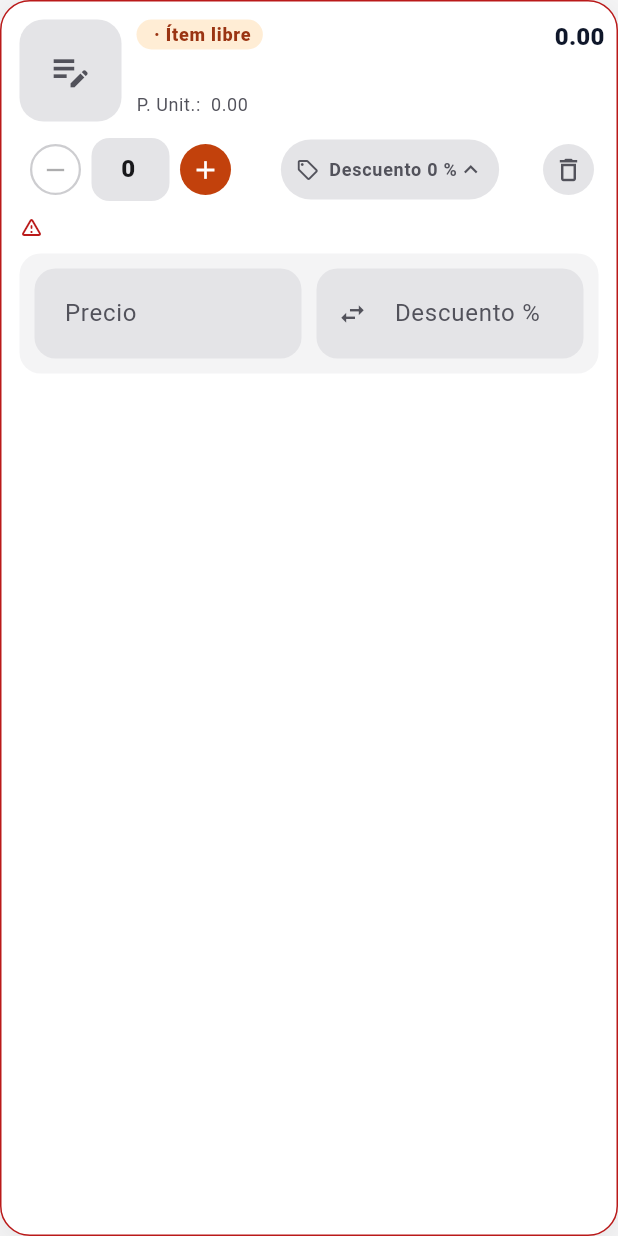
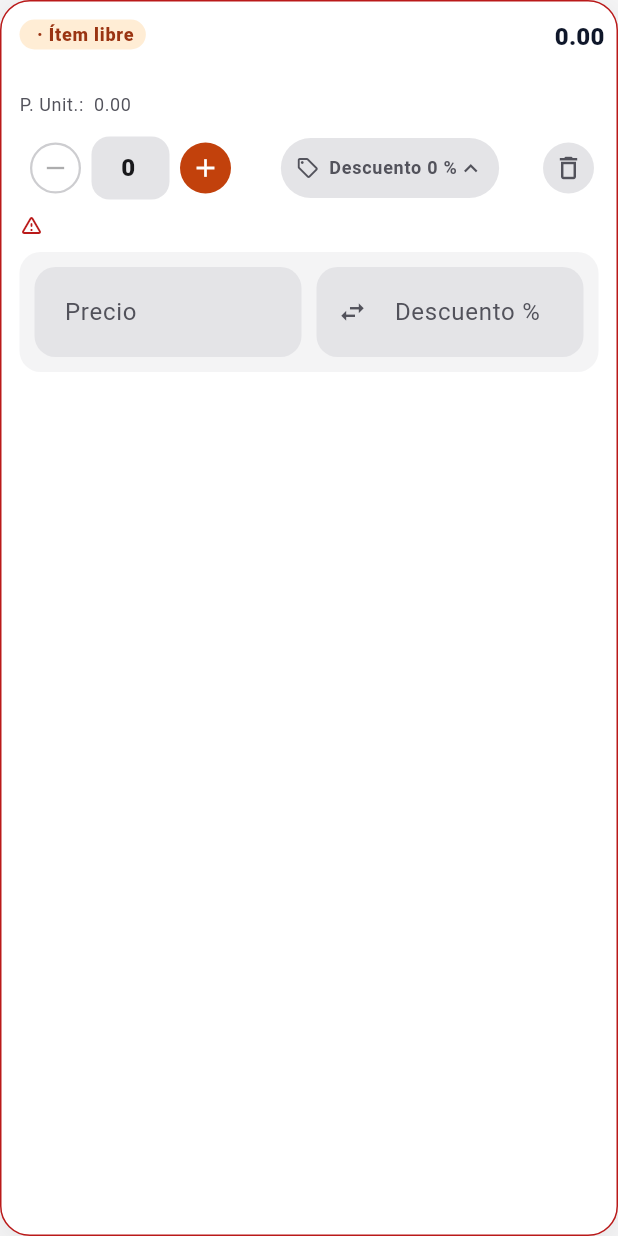
Before and after one commit to victorraulcancah/AppNovik, a Flutter app: the SaleLineCard widget shown alone on an empty page, opened directly with empty values, on a phone screen of 412 x 824 dp. Run offline on Flutter 3.47's test engine with Material 3 defaults, Android fonts, the phone set to English and light mode, and no system bars; our stand-ins replace file_picker, flutter_secure_storage, pdf, printing, share_plus; accounts and stored records are empty.

Commit message:
feat: mejorar comportamiento del teclado en búsqueda y ajustar visualización de imágenes en tarjetas de venta

```diff
--- a/lib/presentation/components/app_modal.dart
+++ b/lib/presentation/components/app_modal.dart
@@ -389,6 +389,8 @@ class _AppModalContentState extends State<_AppModalContent> {
           Flexible(
             fit: widget.fill ? FlexFit.tight : FlexFit.loose,
             child: SingleChildScrollView(
+              // Al deslizar la lista el teclado baja y deja ver más.
+              keyboardDismissBehavior: ScrollViewKeyboardDismissBehavior.onDrag,
               padding: const EdgeInsets.all(20),
               child: body,
             ),
--- a/lib/presentation/widgets/sale_line_card.dart
+++ b/lib/presentation/widgets/sale_line_card.dart
@@ -230,8 +230,10 @@ class _SaleLineCardState extends State<SaleLineCard> {
     return Row(
       crossAxisAlignment: CrossAxisAlignment.start,
       children: [
-        _photo(scheme),
-        const SizedBox(width: 10),
+        if (_photo(scheme) case final photo?) ...[
+          photo,
+          const SizedBox(width: 10),
+        ],
         Expanded(
           child: Column(
             crossAxisAlignment: CrossAxisAlignment.start,
@@ -319,26 +321,14 @@ class _SaleLineCardState extends State<SaleLineCard> {
     );
   }
 
-  Widget _photo(ColorScheme scheme) {
-    const size = 68.0;
+  /// La foto del producto. Sin foto no se dibuja nada (antes era un recuadro gris con un ícono
+  /// que le quitaba ancho al nombre y al total).
+  Widget? _photo(ColorScheme scheme) {
+    const size = 56.0;
     final line = widget.line;
     final path = line.product.imagen;
-    if (path != null && !line.esLibre) {
-      return ProductImage(path: path, size: size, radius: 16, fit: BoxFit.cover);
-    }
-    return Container(
-      width: size,
-      height: size,
-      decoration: BoxDecoration(
-        color: scheme.surfaceContainerHigh,
-        borderRadius: BorderRadius.circular(16),
-      ),
-      child: Icon(
-        line.esLibre ? Icons.edit_note_outlined : Icons.inventory_2_outlined,
-        size: 30,
-        color: scheme.onSurfaceVariant,
-      ),
-    );
+    if (path == null || line.esLibre) return null;
+    return ProductImage(path: path, size: size, radius: 14, fit: BoxFit.cover);
   }
 
   // ── Cantidad, descuento y basurero ──────────────────────────────────────────────────────
```
Also changed, not shown: lib/presentation/components/app_search_sheet.dart (+9 -0 lines), 3 other files.
